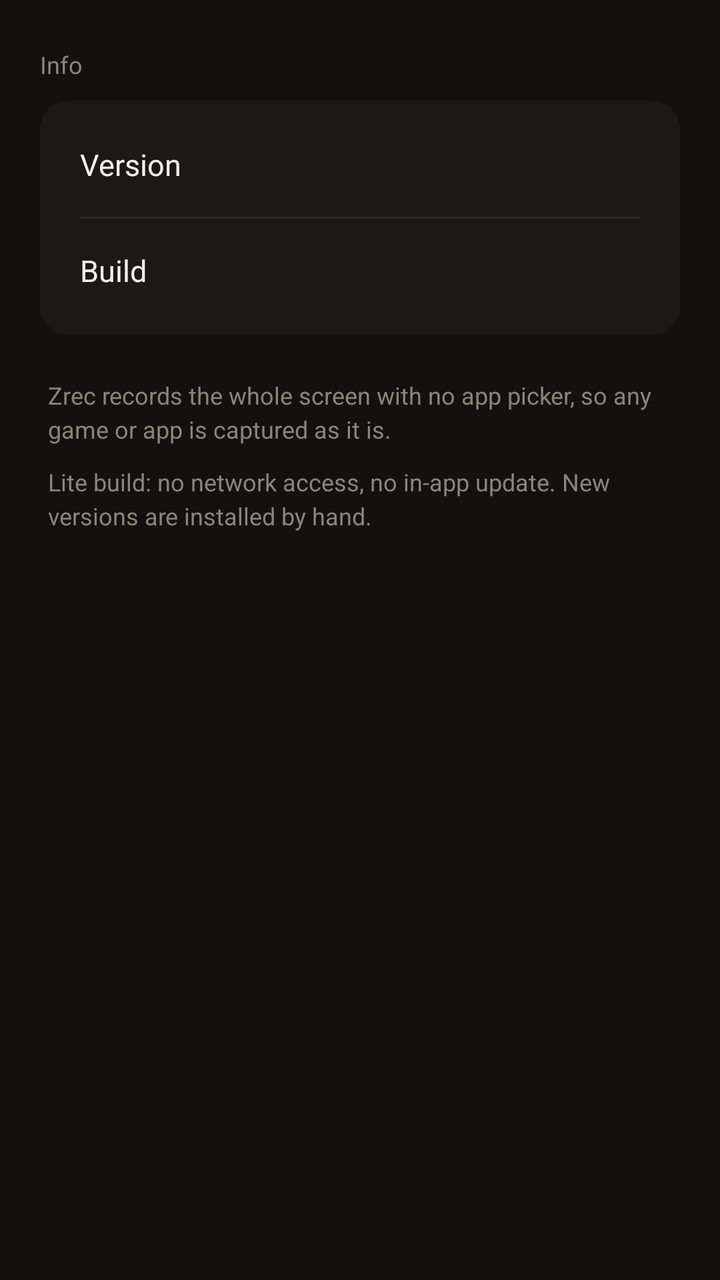
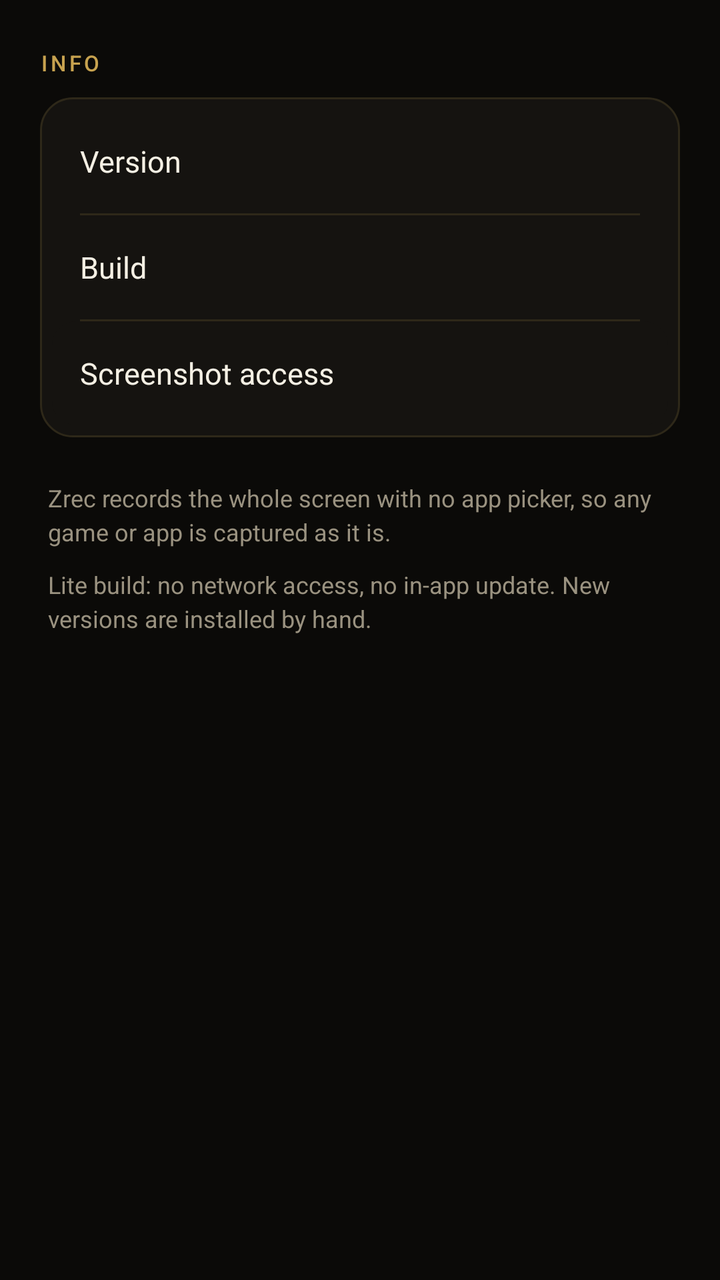

Two renders of the same Android screen: before a commit and after it. Below are the layout's source before the change and the commit's diff.
<!-- AndroidManifest.xml: application theme Theme.Zrec -->
<!-- res/layout/view_info.xml -->
<?xml version="1.0" encoding="utf-8"?>
<ScrollView xmlns:android="http://schemas.android.com/apk/res/android"
    android:layout_width="match_parent"
    android:layout_height="match_parent"
    android:fillViewport="true"
    android:scrollbars="none">

    <LinearLayout
        android:layout_width="match_parent"
        android:layout_height="wrap_content"
        android:orientation="vertical"
        android:paddingStart="20dp"
        android:paddingEnd="20dp"
        android:paddingTop="24dp"
        android:paddingBottom="32dp">

        <TextView
            android:layout_width="wrap_content"
            android:layout_height="wrap_content"
            android:layout_marginBottom="10dp"
            android:text="@string/section_info"
            android:textColor="@color/txtFaint"
            android:textSize="12sp" />

        <LinearLayout
            android:layout_width="match_parent"
            android:layout_height="wrap_content"
            android:background="@drawable/bg_card"
            android:orientation="vertical"
            android:padding="6dp">

            <LinearLayout
                android:layout_width="match_parent"
                android:layout_height="52dp"
                android:gravity="center_vertical"
                android:orientation="horizontal"
                android:paddingStart="14dp"
                android:paddingEnd="14dp">

                <TextView
                    android:layout_width="0dp"
                    android:layout_height="wrap_content"
                    android:layout_weight="1"
                    android:text="@string/label_version"
                    android:textColor="@color/txt"
                    android:textSize="15sp" />

                <TextView
                    android:id="@+id/tvVersionValue"
                    android:layout_width="wrap_content"
                    android:layout_height="wrap_content"
                    android:fontFamily="monospace"
                    android:textColor="@color/txtDim"
                    android:textSize="14sp" />
            </LinearLayout>

            <View
                android:layout_width="match_parent"
                android:layout_height="1dp"
                android:layout_marginStart="14dp"
                android:layout_marginEnd="14dp"
                android:background="@color/line" />

            <LinearLayout
                android:layout_width="match_parent"
                android:layout_height="52dp"
                android:gravity="center_vertical"
                android:orientation="horizontal"
                android:paddingStart="14dp"
                android:paddingEnd="14dp">

                <TextView
                    android:layout_width="0dp"
                    android:layout_height="wrap_content"
                    android:layout_weight="1"
                    android:text="@string/label_build"
                    android:textColor="@color/txt"
                    android:textSize="15sp" />

                <TextView
                    android:id="@+id/tvBuildValue"
                    android:layout_width="wrap_content"
                    android:layout_height="wrap_content"
                    android:fontFamily="monospace"
                    android:textColor="@color/txtDim"
                    android:textSize="14sp" />
            </LinearLayout>
        </LinearLayout>

        <TextView
            android:layout_width="match_parent"
            android:layout_height="wrap_content"
            android:layout_marginTop="22dp"
            android:layout_marginStart="4dp"
            android:layout_marginEnd="4dp"
            android:lineSpacingExtra="3dp"
            android:text="@string/info_footer"
            android:textColor="@color/txtFaint"
            android:textSize="12sp" />

        <TextView
            android:layout_width="match_parent"
            android:layout_height="wrap_content"
            android:layout_marginTop="10dp"
            android:layout_marginStart="4dp"
            android:layout_marginEnd="4dp"
            android:lineSpacingExtra="3dp"
            android:text="@string/info_lite"
            android:textColor="@color/txtFaint"
            android:textSize="12sp" />
    </LinearLayout>
</ScrollView>
<!-- resources referenced by this layout -->
<resources>
  <color name="line">#FF2B2723</color>
  <color name="txt">#FFF4F1EC</color>
  <color name="txtDim">#FFA8A29B</color>
  <color name="txtFaint">#FF8A847A</color>
  <!-- drawable bg_card (drawable) -->
  <?xml version="1.0" encoding="utf-8"?>
  <shape xmlns:android="http://schemas.android.com/apk/res/android" android:shape="rectangle">
      <solid android:color="@color/surface" />
      <corners android:radius="14dp" />
  </shape>
  <string name="info_footer">Zrec records the whole screen with no app picker, so any game or app is captured as it is.</string>
  <string name="info_lite">Lite build: no network access, no in-app update. New versions are installed by hand.</string>
  <string name="label_build">Build</string>
  <string name="label_version">Version</string>
  <string name="section_info">Info</string>
  <style name="Theme.Zrec" parent="@android:style/Theme.Material.NoActionBar">
          <item name="android:colorPrimary">@color/txt</item>
          <item name="android:colorAccent">@color/txt</item>
          <item name="android:colorControlActivated">@color/txt</item>
          <item name="android:colorControlNormal">@color/txtFaint</item>
          <item name="android:windowBackground">@color/bg</item>
          <item name="android:statusBarColor">@color/bg</item>
          <item name="android:navigationBarColor">@color/bg</item>
          <item name="android:windowLightStatusBar">false</item>
          <item name="android:textColorPrimary">@color/txt</item>
          <item name="android:textColorSecondary">@color/txtDim</item>
      </style>
  <color name="surface">#FF1B1917</color>
  <color name="bg">#FF121110</color>
</resources>

<!-- the commit's change to res/layout/view_info.xml (unified diff, before → after) -->
@@ -15,12 +15,11 @@
         android:paddingBottom="32dp">
 
         <TextView
+            style="@style/TextZrecSection"
             android:layout_width="wrap_content"
             android:layout_height="wrap_content"
             android:layout_marginBottom="10dp"
-            android:text="@string/section_info"
-            android:textColor="@color/txtFaint"
-            android:textSize="12sp" />
+            android:text="@string/section_info" />
 
         <LinearLayout
             android:layout_width="match_parent"
@@ -85,6 +84,41 @@
                     android:textColor="@color/txtDim"
                     android:textSize="14sp" />
             </LinearLayout>
+
+            <View
+                android:layout_width="match_parent"
+                android:layout_height="1dp"
+                android:layout_marginStart="14dp"
+                android:layout_marginEnd="14dp"
+                android:background="@color/line" />
+
+            <LinearLayout
+                android:id="@+id/rowShot"
+                android:layout_width="match_parent"
+                android:layout_height="52dp"
+                android:background="@drawable/bg_row"
+                android:clickable="true"
+                android:focusable="true"
+                android:gravity="center_vertical"
+                android:orientation="horizontal"
+                android:paddingStart="14dp"
+                android:paddingEnd="14dp">
+
+                <TextView
+                    android:layout_width="0dp"
+                    android:layout_height="wrap_content"
+                    android:layout_weight="1"
+                    android:text="@string/shot_access"
+                    android:textColor="@color/txt"
+                    android:textSize="15sp" />
+
+                <TextView
+                    android:id="@+id/tvShotValue"
+                    android:layout_width="wrap_content"
+                    android:layout_height="wrap_content"
+                    android:textColor="@color/txtDim"
+                    android:textSize="13sp" />
+            </LinearLayout>
         </LinearLayout>
 
         <TextView
<!-- resource entries referenced after the edit -->
@@ -1,25 +1,52 @@
 <!-- resources referenced by this layout -->
 <resources>
-  <color name="line">#FF2B2723</color>
-  <color name="txt">#FFF4F1EC</color>
-  <color name="txtDim">#FFA8A29B</color>
-  <color name="txtFaint">#FF8A847A</color>
+  <color name="line">#FF2E2819</color>
+  <color name="txt">#FFF5F0E4</color>
+  <color name="txtDim">#FFBDB6A4</color>
+  <color name="txtFaint">#FF9A9280</color>
   <!-- drawable bg_card (drawable) -->
   <?xml version="1.0" encoding="utf-8"?>
   <shape xmlns:android="http://schemas.android.com/apk/res/android" android:shape="rectangle">
       <solid android:color="@color/surface" />
-      <corners android:radius="14dp" />
+      <corners android:radius="16dp" />
+      <stroke android:width="1dp" android:color="@color/line" />
   </shape>
+  <!-- drawable bg_row (drawable) -->
+  <?xml version="1.0" encoding="utf-8"?>
+  <selector xmlns:android="http://schemas.android.com/apk/res/android">
+      <item android:state_pressed="true">
+          <shape android:shape="rectangle">
+              <solid android:color="@color/surface2" />
+              <corners android:radius="12dp" />
+              <stroke android:width="1dp" android:color="@color/goldDim" />
+          </shape>
+      </item>
+      <item>
+          <shape android:shape="rectangle">
+              <solid android:color="@color/surface" />
+              <corners android:radius="12dp" />
+          </shape>
+      </item>
+  </selector>
   <string name="info_footer">Zrec records the whole screen with no app picker, so any game or app is captured as it is.</string>
   <string name="info_lite">Lite build: no network access, no in-app update. New versions are installed by hand.</string>
   <string name="label_build">Build</string>
   <string name="label_version">Version</string>
   <string name="section_info">Info</string>
+  <string name="shot_access">Screenshot access</string>
+  <style name="TextZrecSection">
+          <item name="android:textColor">@color/goldDim</item>
+          <item name="android:textSize">11sp</item>
+          <item name="android:letterSpacing">0.14</item>
+          <item name="android:textAllCaps">true</item>
+          <item name="android:fontFamily">sans-serif-medium</item>
+      </style>
   <style name="Theme.Zrec" parent="@android:style/Theme.Material.NoActionBar">
-          <item name="android:colorPrimary">@color/txt</item>
-          <item name="android:colorAccent">@color/txt</item>
-          <item name="android:colorControlActivated">@color/txt</item>
+          <item name="android:colorPrimary">@color/gold</item>
+          <item name="android:colorAccent">@color/gold</item>
+          <item name="android:colorControlActivated">@color/gold</item>
           <item name="android:colorControlNormal">@color/txtFaint</item>
+          <item name="android:colorControlHighlight">@color/goldDim</item>
           <item name="android:windowBackground">@color/bg</item>
           <item name="android:statusBarColor">@color/bg</item>
           <item name="android:navigationBarColor">@color/bg</item>
@@ -27,7 +54,10 @@
           <item name="android:textColorPrimary">@color/txt</item>
           <item name="android:textColorSecondary">@color/txtDim</item>
       </style>
-  <color name="surface">#FF1B1917</color>
-  <color name="bg">#FF121110</color>
+  <color name="surface">#FF151310</color>
+  <color name="surface2">#FF221E15</color>
+  <color name="goldDim">#FFC7A24F</color>
+  <color name="gold">#FFE8C36A</color>
+  <color name="bg">#FF0B0A08</color>
 </resources>
 
